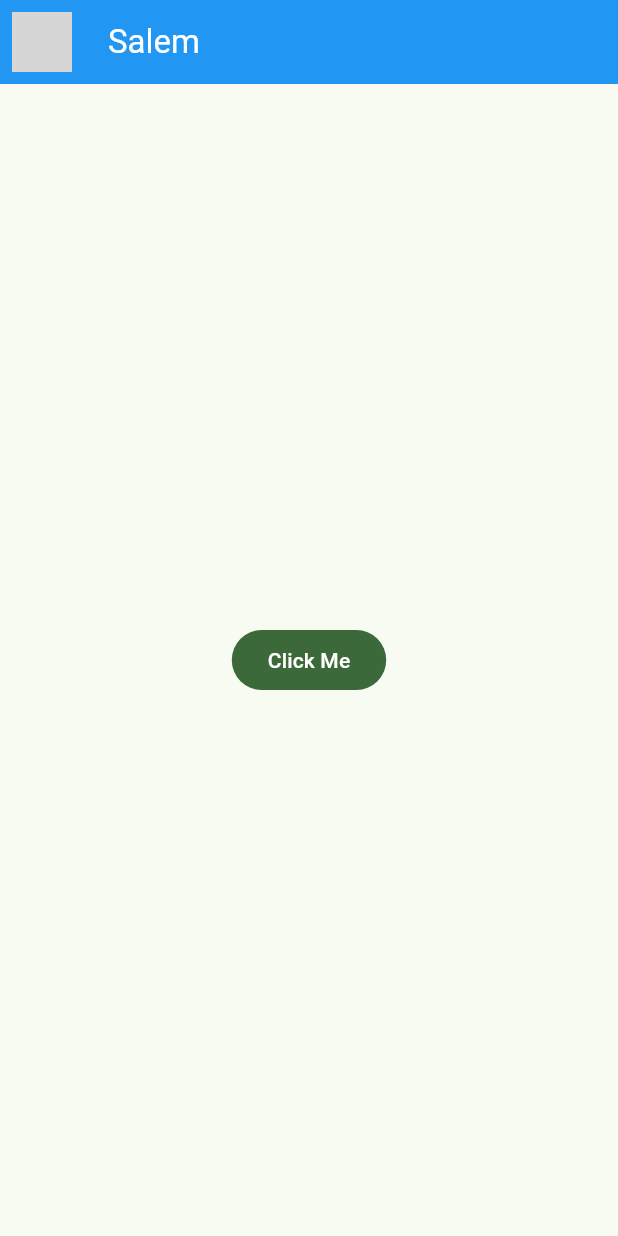
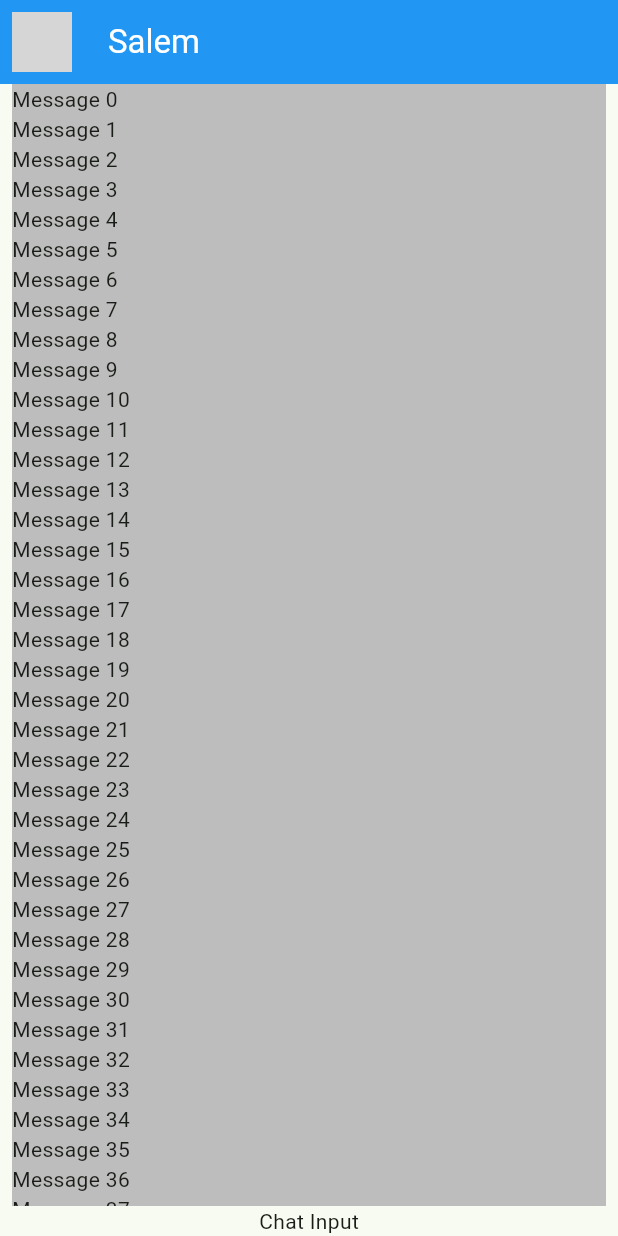
Before and after one commit to afperdomo2/basic-chat-flutter, a Flutter app: the screen it shows after launch, on a phone screen of 412 x 824 dp. Run offline on Flutter 3.47's test engine with Material 3 defaults, Android fonts, the phone set to English and light mode, and no system bars; network calls fail; grey boxes are pictures that could not be loaded.

Commit message:
Refactor ChatScreen: reemplaza el botón estático por una vista de chat interactiva con lista de mensajes y área de entrada.

```diff
--- a/lib/screens/chat_screen.dart
+++ b/lib/screens/chat_screen.dart
@@ -21,8 +21,32 @@ class ChatScreen extends StatelessWidget {
         ),
         backgroundColor: Colors.blue,
       ),
-      body: Center(
-        child: FilledButton(onPressed: () {}, child: const Text("Click Me")),
+      body: _ChatView(),
+    );
+  }
+}
+
+class _ChatView extends StatelessWidget {
+  @override
+  Widget build(BuildContext context) {
+    return SafeArea(
+      child: Padding(
+        padding: const EdgeInsets.symmetric(horizontal: 8.0),
+        child: Column(
+          children: [
+            Expanded(
+                child: Container(
+              color: Colors.grey[400],
+              child: ListView.builder(
+                itemCount: 100,
+                itemBuilder: (context, index) {
+                  return Text('Message $index');
+                },
+              ),
+            )),
+            const Text("Chat Input"),
+          ],
+        ),
       ),
     );
   }
```
